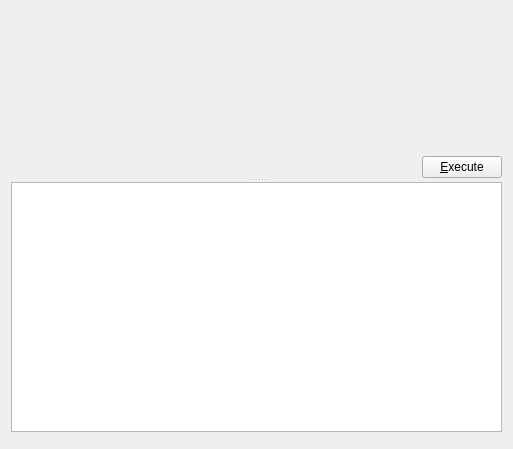
This is sqlantaresia/QueryWidget.ui in mtorromeo/sqlantaresia as Qt 5 draws it before an edit. The edited form follows.
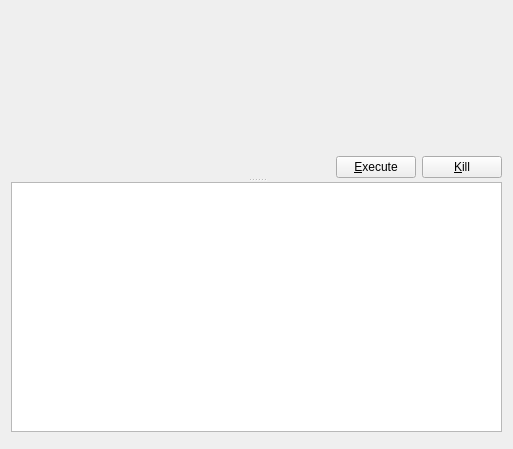
This is the edited form. Icons and pictures are not drawn. Custom widgets are drawn as their Qt base class.

Commit message: Execute query asynchronously in the query editor and allow the user to kill it

The edit to the form file:
```diff
--- a/sqlantaresia/QueryWidget.ui
+++ b/sqlantaresia/QueryWidget.ui
@@ -102,6 +102,17 @@
            </property>
           </widget>
          </item>
+         <item>
+          <widget class="QPushButton" name="btnKillQuery">
+           <property name="text">
+            <string>&amp;Kill</string>
+           </property>
+           <property name="icon">
+            <iconset resource="icons.qrc">
+             <normaloff>:/16/icons/edit-delete.png</normaloff>:/16/icons/edit-delete.png</iconset>
+           </property>
+          </widget>
+         </item>
         </layout>
        </item>
       </layout>
```
The commit also changes 4 other files.
